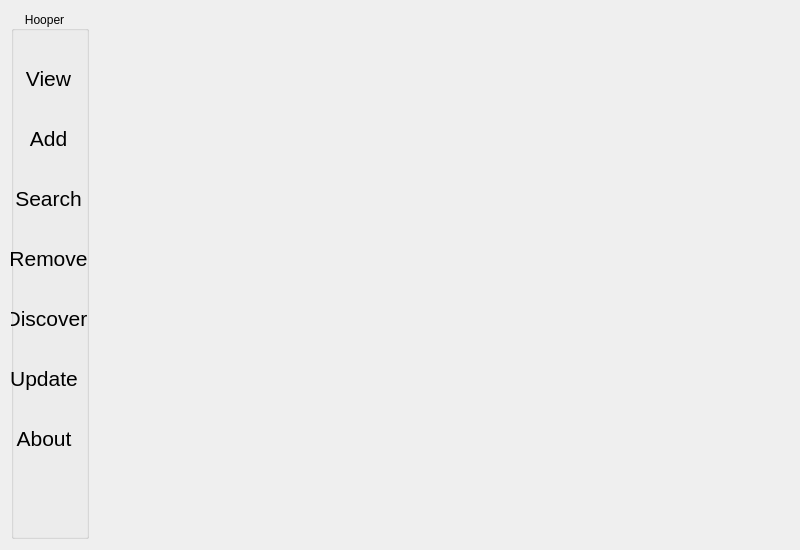
First picture: the form in hoopergui/mainwindow.ui, repository VLN1-15-30/fall-project, before the edit.
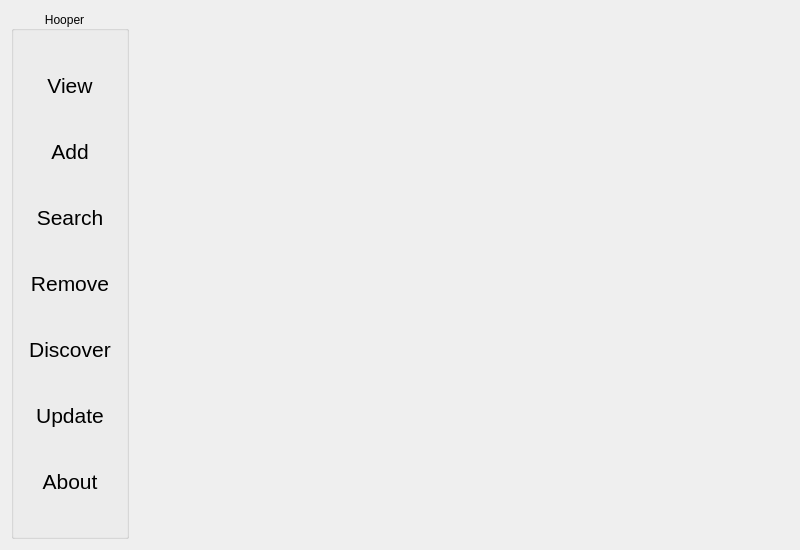
Second picture: the form after the edit.

Commit message: Fixed mwin window ui

Patch:
```diff
--- a/hoopergui/mainwindow.ui
+++ b/hoopergui/mainwindow.ui
@@ -38,15 +38,9 @@
       <property name="flat">
        <bool>false</bool>
       </property>
+      <layout class="QVBoxLayout" name="verticalLayout">
+       <item>
       <widget class="QPushButton" name="button_view_database">
-       <property name="geometry">
-        <rect>
-         <x>-8</x>
-         <y>50</y>
-         <width>91</width>
-         <height>35</height>
-        </rect>
-       </property>
        <property name="font">
         <font>
          <pointsize>16</pointsize>
@@ -59,36 +53,9 @@
         <bool>true</bool>
        </property>
       </widget>
-      <widget class="QPushButton" name="button_search_database">
-       <property name="geometry">
-        <rect>
-         <x>-8</x>
-         <y>170</y>
-         <width>91</width>
-         <height>35</height>
-        </rect>
-       </property>
-       <property name="font">
-        <font>
-         <pointsize>16</pointsize>
-        </font>
-       </property>
-       <property name="text">
-        <string>Search</string>
-       </property>
-       <property name="flat">
-        <bool>true</bool>
-       </property>
-      </widget>
+       </item>
+       <item>
       <widget class="QPushButton" name="button_add_database">
-       <property name="geometry">
-        <rect>
-         <x>-8</x>
-         <y>110</y>
-         <width>91</width>
-         <height>35</height>
-        </rect>
-       </property>
        <property name="font">
         <font>
          <pointsize>16</pointsize>
@@ -101,15 +68,39 @@
         <bool>true</bool>
        </property>
       </widget>
+       </item>
+       <item>
+        <widget class="QPushButton" name="button_search_database">
+         <property name="font">
+          <font>
+           <pointsize>16</pointsize>
+          </font>
+         </property>
+         <property name="text">
+          <string>Search</string>
+         </property>
+         <property name="flat">
+          <bool>true</bool>
+         </property>
+        </widget>
+       </item>
+       <item>
+        <widget class="QPushButton" name="button_removefrom_database">
+         <property name="font">
+          <font>
+           <pointsize>16</pointsize>
+          </font>
+         </property>
+         <property name="text">
+          <string>Remove</string>
+         </property>
+         <property name="flat">
+          <bool>true</bool>
+         </property>
+        </widget>
+       </item>
+       <item>
       <widget class="QPushButton" name="button_discover">
-       <property name="geometry">
-        <rect>
-         <x>-10</x>
-         <y>290</y>
-         <width>91</width>
-         <height>35</height>
-        </rect>
-       </property>
        <property name="font">
         <font>
          <pointsize>16</pointsize>
@@ -122,15 +113,9 @@
         <bool>true</bool>
        </property>
       </widget>
+       </item>
+       <item>
       <widget class="QPushButton" name="button_update">
-       <property name="geometry">
-        <rect>
-         <x>-10</x>
-         <y>350</y>
-         <width>86</width>
-         <height>35</height>
-        </rect>
-       </property>
        <property name="font">
         <font>
          <pointsize>16</pointsize>
@@ -143,36 +128,9 @@
         <bool>true</bool>
        </property>
       </widget>
-      <widget class="QPushButton" name="button_removefrom_database">
-       <property name="geometry">
-        <rect>
-         <x>-8</x>
-         <y>230</y>
-         <width>91</width>
-         <height>35</height>
-        </rect>
-       </property>
-       <property name="font">
-        <font>
-         <pointsize>16</pointsize>
-        </font>
-       </property>
-       <property name="text">
-        <string>Remove</string>
-       </property>
-       <property name="flat">
-        <bool>true</bool>
-       </property>
-      </widget>
+       </item>
+       <item>
       <widget class="QPushButton" name="button_about">
-       <property name="geometry">
-        <rect>
-         <x>-10</x>
-         <y>410</y>
-         <width>86</width>
-         <height>35</height>
-        </rect>
-       </property>
        <property name="font">
         <font>
          <pointsize>16</pointsize>
@@ -185,6 +143,8 @@
         <bool>true</bool>
        </property>
       </widget>
+       </item>
+      </layout>
      </widget>
     </item>
     <item>
```
Lines whose indentation alone changed are shown as unchanged. The commit also changes 1 other file.
